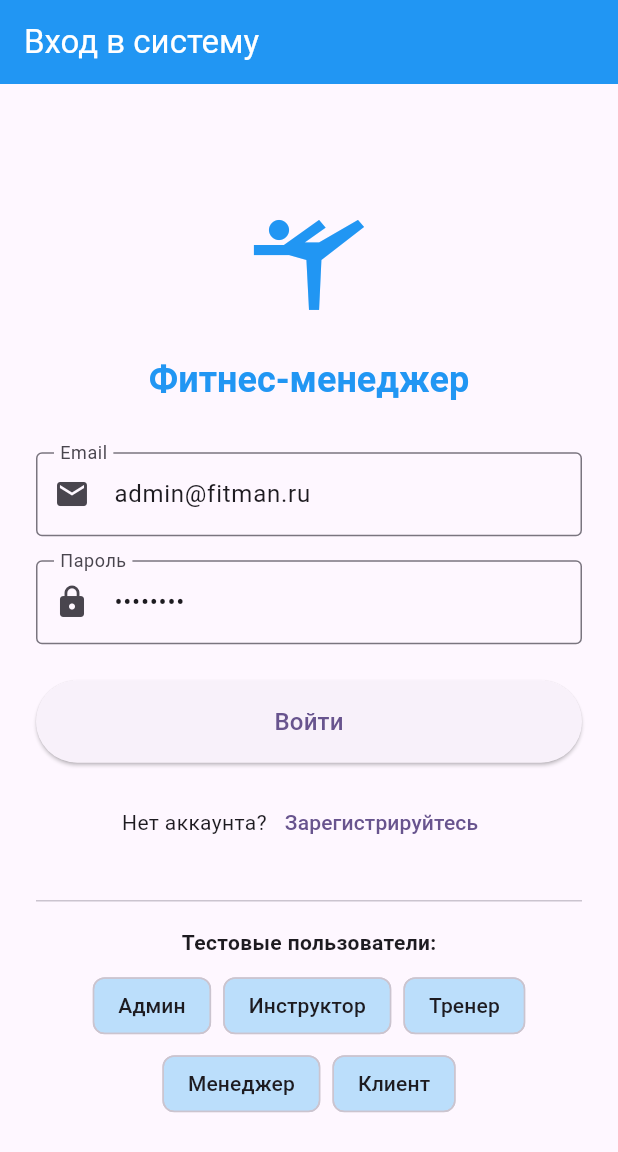
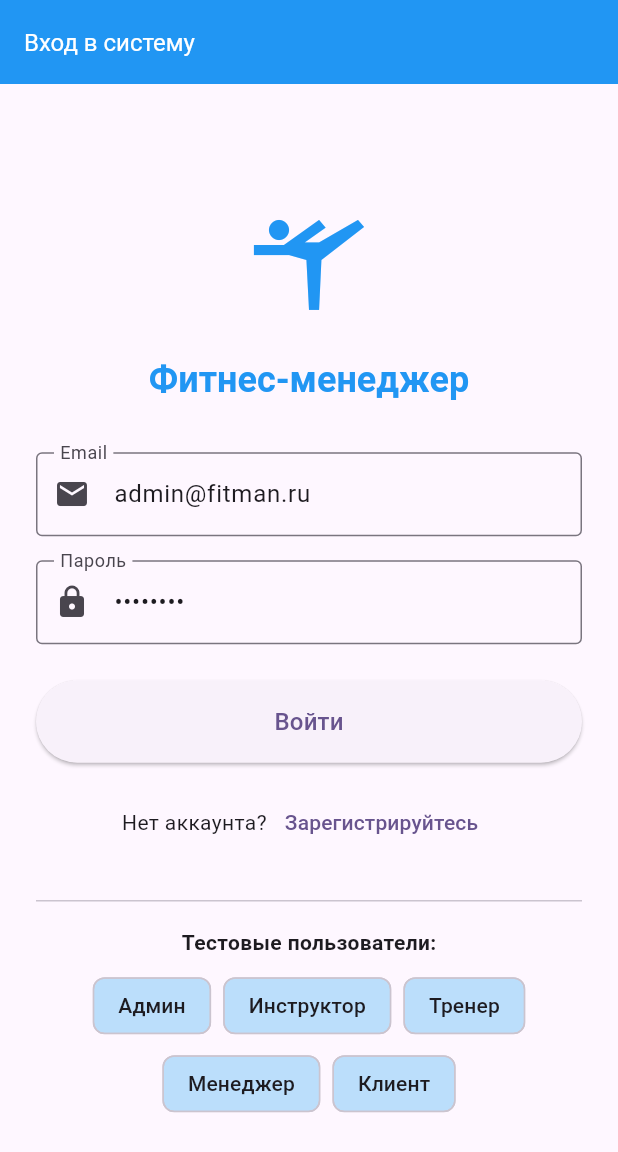
Before and after one commit to RashitIbatullin/fitman_mvp2, a Flutter app: the screen it shows after launch, on a phone screen of 412 x 824 dp. Shown: the top 1152 px of the screen. Run offline on Flutter 3.47's test engine with Material 3 defaults, Android fonts, the phone set to English and light mode, and no system bars; our stand-ins replace file_picker, fl_chart, flutter_dotenv, flutter_riverpod, shared_preferences; accounts and stored records are empty.

Commit message:
Настроил шрифты в смартфоне.

```diff
--- a/frontend/lib/screens/client/anthropometry_screen.dart
+++ b/frontend/lib/screens/client/anthropometry_screen.dart
@@ -271,10 +271,6 @@ class _AnthropometryScreenState extends ConsumerState<AnthropometryScreen> {
                     },
                     child: const Text(
                       'Сравнение по фото',
-                      style: TextStyle(
-                        fontSize: 18,
-                        fontWeight: FontWeight.bold,
-                      ),
                     ),
                   ),
                   const SizedBox(height: 16),
--- a/lib/main.dart
+++ b/lib/main.dart
@@ -25,6 +25,11 @@ class MyApp extends StatelessWidget {
       theme: ThemeData(
         colorScheme: ColorScheme.fromSeed(seedColor: Colors.deepPurple),
         useMaterial3: true,
+        textTheme: const TextTheme(
+          titleLarge: TextStyle(fontSize: 16.0),
+          titleMedium: TextStyle(fontSize: 14.0),
+          labelLarge: TextStyle(fontSize: 14.0),
+        ),
       ),
       scrollBehavior: MyCustomScrollBehavior(),
       localizationsDelegates: const [
```
Also changed, not shown: 1 other file.
